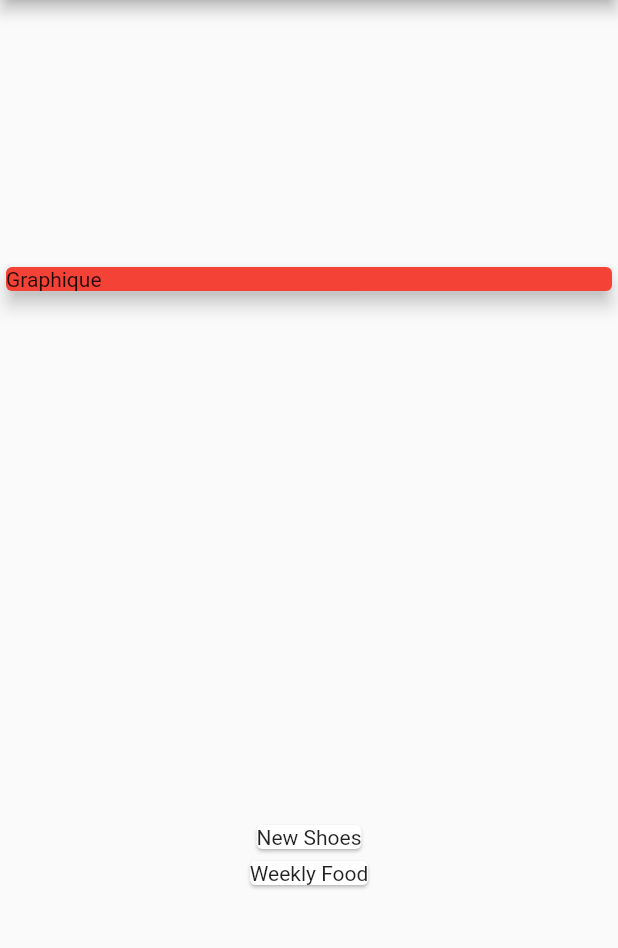
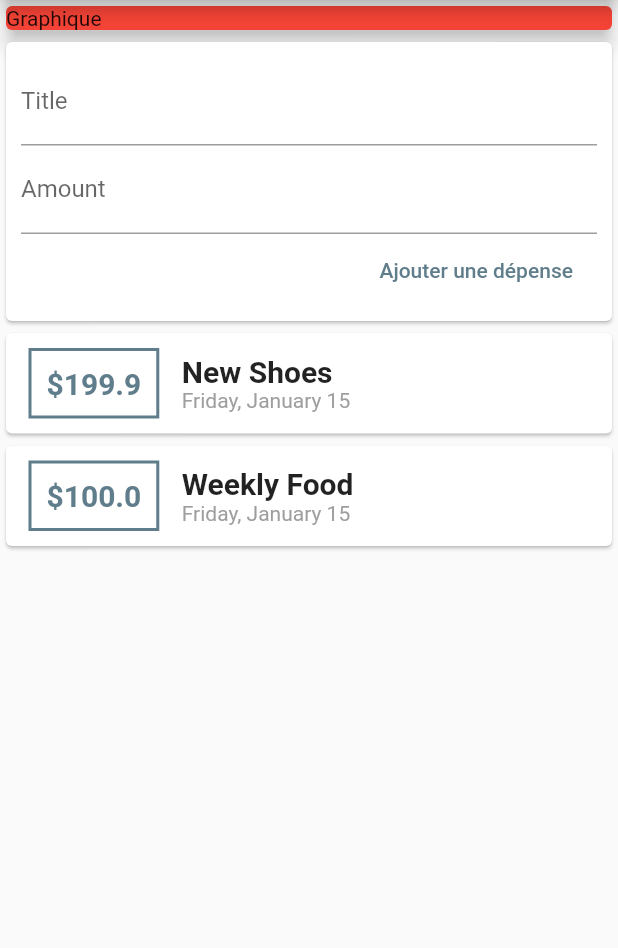
Before and after one commit to NoeBerdoz/WeeklyExpenseApp, a Flutter app: the screen it shows after launch, on a phone screen of 412 x 824 dp, the part 84-1032 px from its top. Run offline on Flutter 3.47's test engine with Material 2 defaults, Android fonts, the phone set to English and light mode, and no system bars.

Commit message:
Card with informations & inputs with button

```diff
--- a/lib/main.dart
+++ b/lib/main.dart
@@ -1,5 +1,6 @@
 import 'package:WeeklyExpenseApp/transaction.dart';
 import 'package:flutter/material.dart';
+import 'package:intl/intl.dart';
 
 void main() {
   runApp(MyApp());
@@ -51,12 +52,11 @@ class MyHomePage extends StatelessWidget {
   @override
   Widget build(BuildContext context) {
     return Scaffold(
-
       appBar: AppBar(
         title: Text('Weekly Expense App'),
       ),
       body: Column(
-        mainAxisAlignment: MainAxisAlignment.spaceAround,
+        // mainAxisAlignment: MainAxisAlignment.spaceAround,
         crossAxisAlignment: CrossAxisAlignment.stretch,
         children: <Widget>[
           Container(
@@ -65,11 +65,73 @@ class MyHomePage extends StatelessWidget {
               child: Text('Graphique'),
               color: Colors.red,
               elevation: 5,
-
+            ),
+          ),
+          Card(
+            child: Container(
+              padding: EdgeInsets.all(10),
+              child: Column(
+                crossAxisAlignment: CrossAxisAlignment.end,
+                children: <Widget>[
+                    TextField(decoration: InputDecoration(labelText: 'Title'),
+                  ),
+                    TextField(decoration: InputDecoration(labelText: 'Amount'),
+                  ),
+                    FlatButton(
+                      onPressed: () => print('hey'),
+                      child: Text('Ajouter une dépense'),
+                      textColor: Colors.blueGrey,
+                      splashColor: Colors.red,
+                  )
+                ],
+              ),
             ),
           ),
           Column(children: transactions.map((tx) {
-            return Card(child: Text(tx.title),
+            return Card(
+              child: Row(
+                children: <Widget>[
+                  Container(
+                    margin: EdgeInsets.symmetric(
+                        vertical: 10,
+                        horizontal: 15
+                    ),
+                    padding: EdgeInsets.symmetric(
+                        horizontal: 10,
+                        vertical: 10
+                    ),
+                    decoration: BoxDecoration(
+                        border: Border.all(
+                            color: Colors.blueGrey, width: 2
+                        )
+                    ),
+                    child: Text(
+                      '\$${tx.amount}',
+                      style: TextStyle(
+                          fontWeight: FontWeight.bold,
+                          fontSize: 20,
+                          color: Colors.blueGrey
+                      ),
+                  ),
+                  ),
+                  Column(
+                    crossAxisAlignment: CrossAxisAlignment.start,
+                    children: <Widget>[
+                      Text(
+                        tx.title,
+                        style: TextStyle(
+                            fontWeight: FontWeight.bold,
+                            fontSize: 20
+                        ),
+                      ),
+                      Text(
+                          DateFormat.MMMMEEEEd().format(tx.date),
+                          style: TextStyle(color: Colors.grey),
+                      ),
+                    ],
+                  )
+                ],
+              )
             );
           }).toList()
           )
--- a/pubspec.yaml
+++ b/pubspec.yaml
@@ -23,6 +23,7 @@ environment:
 dependencies:
   flutter:
     sdk: flutter
+  intl: ^0.16.1
 
 
   # The following adds the Cupertino Icons font to your application.
```
Also changed, not shown: pubspec.lock.
